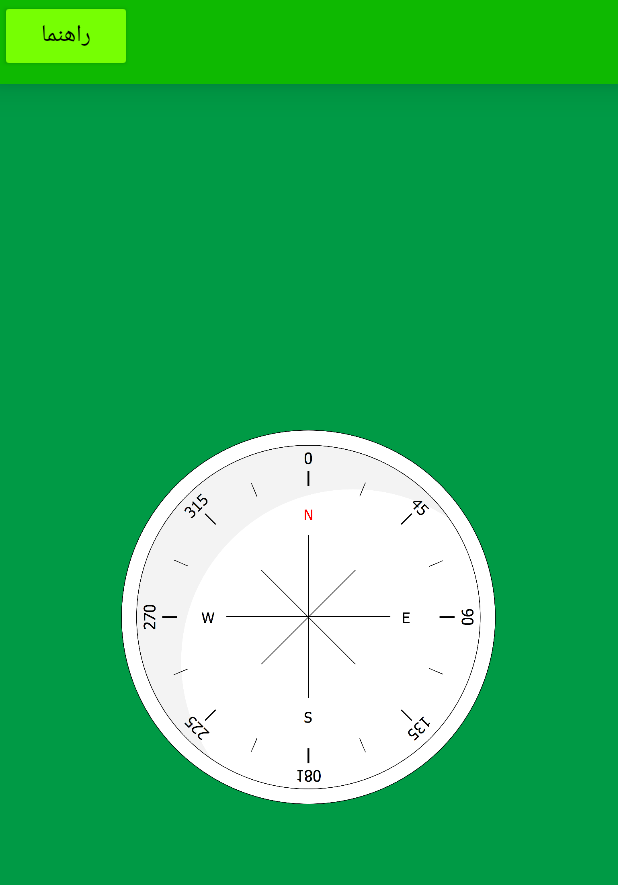
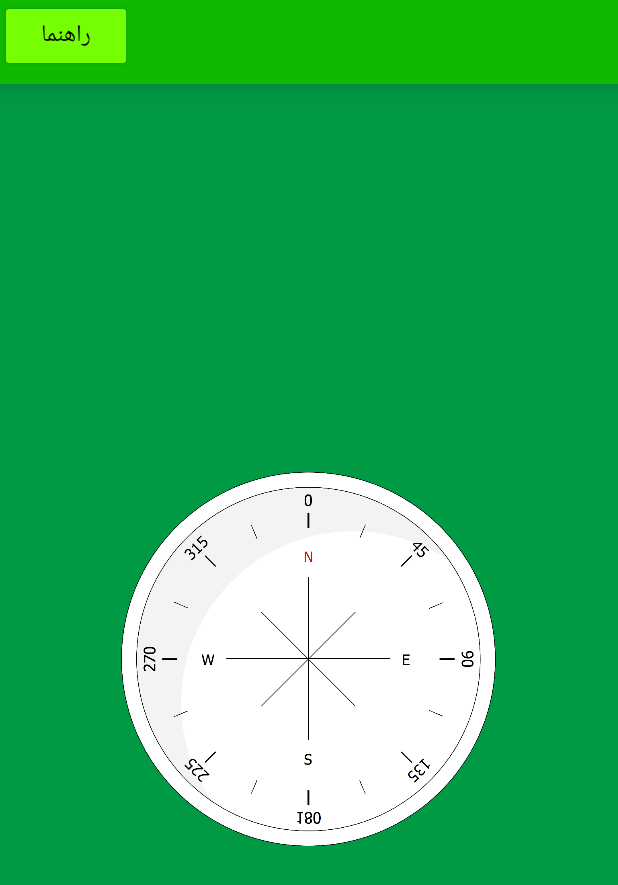
Before and after one commit to iLDA1997/AvayeElahi, an Android app: the CompassActivity screen opened directly, with no data from a screen before it, on a phone screen of 412 x 824 dp. Shown: the top 885 px of the screen. Run offline under Robolectric (Android 15) with nearby library versions, the phone set to English and light mode, and no system bars; plain views replace RtlToolbar; 4 statements that could not run were skipped.

Commit message:
fix bug compass activity

```diff
--- a/app/src/main/AndroidManifest.xml
+++ b/app/src/main/AndroidManifest.xml
@@ -35,7 +35,7 @@
             android:screenOrientation="portrait" />
         <activity
             android:name=".Activity.GuidanceActivity"
-            android:parentActivityName=".Activity.MainActivity" />
+            android:parentActivityName=".Activity.CompassActivity" />
         <activity
             android:name=".Activity.AboutUsActivity"
             android:parentActivityName=".Activity.MainActivity" />
@@ -51,7 +51,8 @@
         <activity
             android:name=".Activity.AzkarRouzanehActivity"
             android:parentActivityName=".Activity.MainActivity" />
-        <activity android:name=".Activity.CalendarActivity"></activity>
+
+        <activity android:name=".Activity.CalendarActivity"/>
     </application>
 
 </manifest>
--- a/app/src/main/java/com/noobs_team/avayeelahi/Activity/CompassActivity.java
+++ b/app/src/main/java/com/noobs_team/avayeelahi/Activity/CompassActivity.java
@@ -14,8 +14,11 @@ import android.view.animation.RotateAnimation;
 import android.widget.Button;
 import android.widget.ImageView;
 import android.widget.TextView;
+import android.widget.Toast;
 
 import com.noobs_team.avayeelahi.R;
+
+import static com.noobs_team.avayeelahi.R.string.compass_top_text;
 
 public class CompassActivity extends AppCompatActivity implements SensorEventListener {
     private ImageView compassImage;
@@ -25,7 +28,7 @@ public class CompassActivity extends AppCompatActivity implements SensorEventLis
     private TextView degree;
     private SensorManager directionSensor;
     private float currentDegree = 0f;
-    private TextView noCompass;
+
     android.support.v7.widget.Toolbar toolbarCompass;
 
     @Override
@@ -39,7 +42,6 @@ public class CompassActivity extends AppCompatActivity implements SensorEventLis
         getSupportActionBar().setDisplayHomeAsUpEnabled(true);
         toolbarCompass.setTitleTextColor(getResources().getColor(R.color.textTitleColor));
 
-        noCompass = findViewById(R.id.noCompass);
         poleDirection = findViewById(R.id.poleDirection);
         degree = findViewById(R.id.degree);
         //Setting compass image
@@ -50,6 +52,9 @@ public class CompassActivity extends AppCompatActivity implements SensorEventLis
         degreeVeiw = (TextView) findViewById(R.id.degreeView);
         //allows Sensor manager to the sensor service
         directionSensor = (SensorManager) getSystemService(SENSOR_SERVICE);
+
+        degreeVeiw.setText("");
+        poleView.setText("");
 
         Button guidanceText = findViewById(R.id.guidanceCompass);
         guidanceText.setOnClickListener(compassClick);
@@ -65,9 +70,7 @@ public class CompassActivity extends AppCompatActivity implements SensorEventLis
                     SensorManager.SENSOR_DELAY_GAME);
         } else {
             // fail! we dont have an accelerometer!
-            degree.setVisibility(View.INVISIBLE);
-            poleDirection.setVisibility(View.INVISIBLE);
-            noCompass.setText(R.string.compass_top_text);
+            Toast.makeText(getApplicationContext(),R.string.compass_top_text,Toast.LENGTH_SHORT).show();
         }
     }
 
@@ -80,9 +83,7 @@ public class CompassActivity extends AppCompatActivity implements SensorEventLis
             directionSensor.unregisterListener(this);
         } else {
             // fail! we dont have an accelerometer!
-            degree.setVisibility(View.INVISIBLE);
-            poleDirection.setVisibility(View.INVISIBLE);
-            noCompass.setText(R.string.compass_top_text);
+            Toast.makeText(getApplicationContext(),R.string.compass_top_text,Toast.LENGTH_SHORT).show();
         }
     }
 
@@ -170,12 +171,11 @@ public class CompassActivity extends AppCompatActivity implements SensorEventLis
 
     }
 
-    private View.OnClickListener compassClick = new View.OnClickListener() {
+    View.OnClickListener compassClick = new View.OnClickListener() {
         @Override
         public void onClick(View v) {
-            if (v.getId() == R.id.guidanceCompass){
-                Intent intent = new Intent(CompassActivity.this,GuidanceActivity.class);
-            }
+            Intent intent = new Intent(CompassActivity.this, GuidanceActivity.class);
+            startActivity(intent);
         }
     };
 }
--- a/app/src/main/java/com/noobs_team/avayeelahi/Activity/GuidanceActivity.java
+++ b/app/src/main/java/com/noobs_team/avayeelahi/Activity/GuidanceActivity.java
@@ -6,12 +6,19 @@ import android.os.Bundle;
 import com.noobs_team.avayeelahi.R;
 
 public class GuidanceActivity extends AppCompatActivity {
+    android.support.v7.widget.Toolbar toolbarGuidence;
 
     @Override
     protected void onCreate(Bundle savedInstanceState) {
         super.onCreate(savedInstanceState);
         setContentView(R.layout.activity_guidance);
 
+        toolbarGuidence = findViewById(R.id.toolbar_guidence);
+        toolbarGuidence.setTitle(R.string.app_activity_guide_compass);
+        setSupportActionBar(toolbarGuidence);
+        getSupportActionBar().setDisplayHomeAsUpEnabled(true);
+        toolbarGuidence.setTitleTextColor(getResources().getColor(R.color.textTitleColor));
+
         //rahnamaye darbareh ma
 
     }
--- a/app/src/main/res/layout/activity_compass.xml
+++ b/app/src/main/res/layout/activity_compass.xml
@@ -1,115 +1,63 @@
-<RelativeLayout xmlns:android="http://schemas.android.com/apk/res/android"
+<LinearLayout xmlns:android="http://schemas.android.com/apk/res/android"
     xmlns:tools="http://schemas.android.com/tools"
     android:layout_width="match_parent"
     android:layout_height="match_parent"
     android:background="@color/gheblehNamaBackground"
     android:gravity="top"
-    android:orientation="horizontal"
+    android:orientation="vertical"
 
-    tools:context="com.noobs_team.avayeelahi.Activity.CompassActivity" >
+    tools:context="com.noobs_team.avayeelahi.Activity.CompassActivity">
 
     <com.blackgoblin.rtltoolbar.RtlToolbar
         android:id="@+id/toolbar_compass"
         android:layout_width="match_parent"
         android:layout_height="?attr/actionBarSize"
         android:background="?attr/colorPrimary"
-        android:elevation="15dp" >
+        android:elevation="15dp"
+        android:gravity="left">
 
             <Button
                 android:id="@+id/guidanceCompass"
                 android:layout_width="wrap_content"
                 android:layout_height="wrap_content"
+                android:backgroundTint="@color/calendarTopButton"
                 android:text="@string/compass_bottom_guidance"
                 android:textColor="@color/textColor"
-            android:textSize="16sp"
-            android:backgroundTint="@color/calendarTopButton"/>
+                android:overScrollMode="always"
+                android:textSize="16sp" />
 
     </com.blackgoblin.rtltoolbar.RtlToolbar>
-
-    <LinearLayout
-        android:layout_width="match_parent"
-        android:layout_height="match_parent"
-        android:layout_below="@id/toolbar_compass"
-        android:orientation="vertical">
-
-        <LinearLayout
-            android:layout_width="match_parent"
-            android:layout_height="wrap_content">
-
-            <TextView
-                android:id="@+id/poleDirection"
-                android:layout_width="match_parent"
-                android:layout_weight="1"
-                android:layout_height="wrap_content"
-                android:layout_alignParentTop="true"
-                android:layout_centerHorizontal="true"
-                android:layout_marginTop="10dp"
-                android:text="Direction is:"
-                android:textColor="@color/textColor"
-                android:textSize="18sp" />
-
-            <TextView
-                android:id="@+id/degree"
-                android:layout_weight="1"
-                android:layout_width="match_parent"
-                android:layout_height="wrap_content"
-                android:layout_alignParentTop="true"
-                android:layout_marginRight="10dp"
-                android:layout_marginTop="10dp"
-                android:text="Degree is:"
-                android:textColor="@color/textColor"
-                android:textSize="18sp" />
-
-        </LinearLayout>
-
-        <LinearLayout
-            android:layout_width="match_parent"
-            android:layout_height="wrap_content"
-            android:orientation="horizontal">
 
     <TextView
         android:id="@+id/poleDirectionView"
         android:layout_width="match_parent"
         android:layout_height="wrap_content"
-                android:layout_below="@id/poleDirection"
+        android:layout_weight="1"
+        android:gravity="center"
         android:text=""
+        android:textColor="@color/textColor"
+        android:textSize="18sp"
+        android:textStyle="bold" />
+
+    <ImageView
+        android:id="@+id/compassImageView"
+        android:layout_width="250dp"
+        android:layout_height="250dp"
+        android:layout_gravity="center"
         android:layout_weight="1"
-                android:textColor="@color/textColor"
-                android:textSize="22sp"
-                android:textStyle="bold" />
+        android:contentDescription="@string/app_name"
+        android:src="@drawable/dial" />
 
     <TextView
         android:id="@+id/degreeView"
         android:layout_width="match_parent"
         android:layout_height="wrap_content"
-                android:layout_below="@id/degree"
+        android:layout_weight="1
+"
+        android:gravity="center"
         android:text=""
-                android:layout_weight="1"
         android:textColor="@color/textColor"
-                android:textSize="22sp"
+        android:textSize="18sp"
         android:textStyle="bold" />
 
 </LinearLayout>
-    </LinearLayout>
-
-    <TextView
-        android:id="@+id/noCompass"
-        android:layout_width="wrap_content"
-        android:layout_height="wrap_content"
-        android:layout_centerHorizontal="true"
-        android:layout_marginTop="15dp"
-        android:text=""
-        android:textColor="@color/textColor"
-        android:textSize="20sp" />
-
-    <ImageView
-        android:id="@+id/compassImageView"
-        android:layout_width="250dp"
-        android:layout_height="250dp"
-        android:layout_centerInParent="true"
-        android:contentDescription="@string/app_name"
-        android:foregroundGravity="center"
-        android:src="@drawable/dial" />
-
-
-</RelativeLayout>
--- a/app/src/main/res/layout/activity_guidance.xml
+++ b/app/src/main/res/layout/activity_guidance.xml
@@ -7,7 +7,7 @@
     tools:context=".Activity.GuidanceActivity">
 
     <com.blackgoblin.rtltoolbar.RtlToolbar
-        android:id="@+id/toolbar"
+        android:id="@+id/toolbar_guidence"
         android:layout_width="match_parent"
         android:layout_height="?attr/actionBarSize"
         android:background="?attr/colorPrimary"
--- /dev/null
+++ b/app/src/main/res/values/ids.xml
@@ -0,0 +1,5 @@
+<?xml version="1.0" encoding="utf-8"?>
+<resources>
+    <item name="poleDirection" type="id" />
+    <item name="degree" type="id" />
+</resources>
```
Lines whose indentation alone changed are shown as unchanged.
